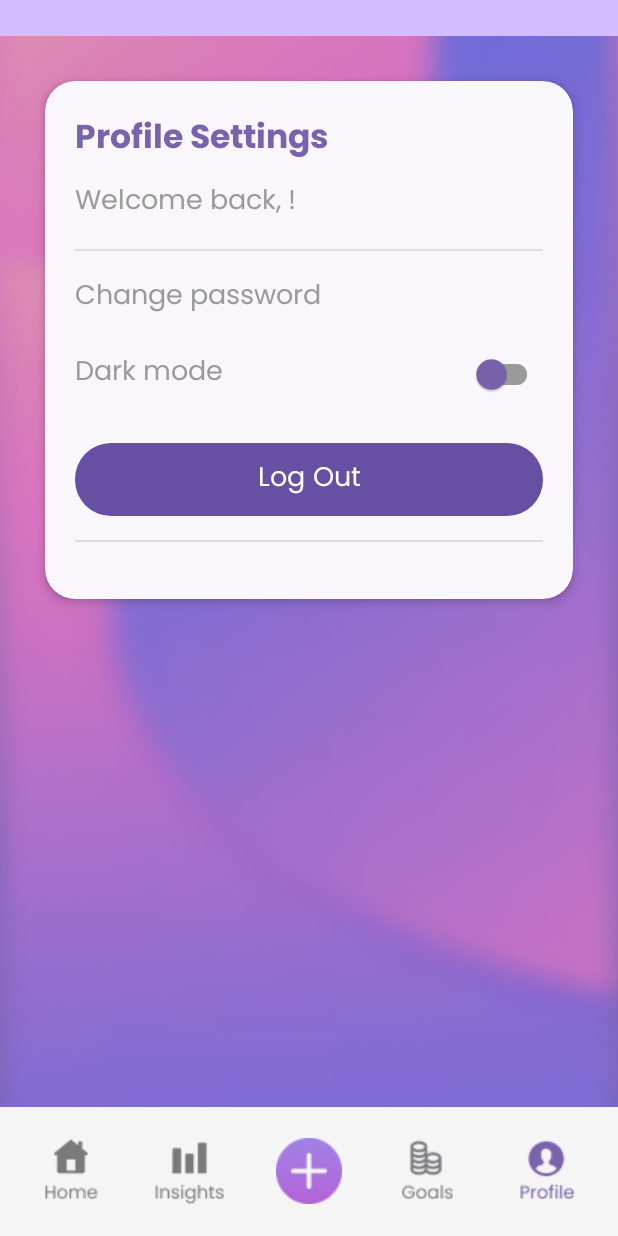
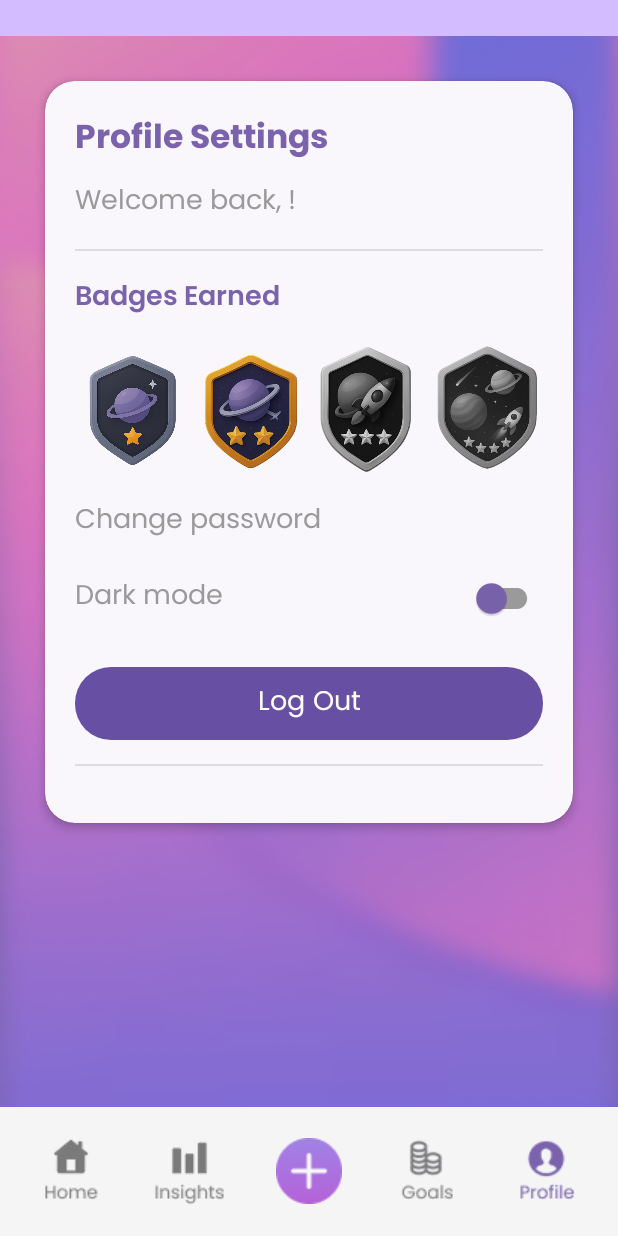
Before and after one commit to st10033925-azrahhabib/Coinverse, an Android app: the Profile screen opened directly, with no data from a screen before it, on a phone screen of 412 x 824 dp. Run offline under Robolectric (Android 15) with nearby library versions, the phone set to English and light mode, and no system bars; our stand-ins replace Firebase (no records; nobody signed in at launch, a user with empty details on screens opened directly).

Commit message:
removed some unused files, added badge files, updated profile page with badge section and logic

```diff
--- a/app/src/main/java/vcmsa/projects/coinverse/Profile.kt
+++ b/app/src/main/java/vcmsa/projects/coinverse/Profile.kt
@@ -1,9 +1,12 @@
 package vcmsa.projects.coinverse
 
 import android.content.Intent
+import android.graphics.ColorMatrix
+import android.graphics.ColorMatrixColorFilter
 import android.os.Bundle
 import android.widget.Button
 import android.widget.ImageButton
+import android.widget.ImageView
 import android.widget.TextView
 import android.widget.Toast
 import androidx.activity.enableEdgeToEdge
@@ -36,6 +39,63 @@ class Profile : AppCompatActivity() {
 
         navigationBar()
         logout()
+        updateBadges()
+    }
+
+    private fun updateBadges() {
+        val totalSaved = getTotalSavings()
+        val badgesEarned = (totalSaved / 1000).toInt().coerceAtMost(4) // 4 badges
+
+        val badgeViews = listOf(
+            findViewById<ImageView>(R.id.badge1),
+            findViewById<ImageView>(R.id.badge2),
+            findViewById<ImageView>(R.id.badge3),
+            findViewById<ImageView>(R.id.badge4)
+        )
+
+        val badgeDrawables = listOf(
+            R.drawable.badge_1,
+            R.drawable.badge_2,
+            R.drawable.badge_3,
+            R.drawable.badge_4
+        )
+        // badge desc
+        val badgeDescriptions = listOf(
+            "Save R1,000.",
+            "Save R2,000.",
+            "Save R3,000.",
+            "Save R4,000."
+        )
+
+        for (i in badgeViews.indices) {
+            val badgeView = badgeViews[i]
+            badgeView.setImageResource(badgeDrawables[i])
+
+            val matrix = ColorMatrix()
+            if (i < badgesEarned) {
+                badgeView.colorFilter = null // full colour for earned
+            } else {
+                matrix.setSaturation(0f) // grayscale for locked
+                badgeView.colorFilter = ColorMatrixColorFilter(matrix)
+            }
+
+            // toast messages for badges
+            badgeView.setOnClickListener {
+                val message = if (i < badgesEarned) {
+                    "✓ You’ve earned this badge!\n${badgeDescriptions[i]}"
+                } else {
+                    "🔒 Locked badge\nHow to earn: ${badgeDescriptions[i]}"
+                }
+                Toast.makeText(this, message, Toast.LENGTH_LONG).show()
+            }
+        }
+    }
+
+    // temp hardcoded savings
+    private fun getTotalSavings(): Double {
+        // replace w firebase stuff later
+        val savingsList = listOf(500.0, 850.0, 200.0, 700.0) // total = 2250
+        return savingsList.sum()
     }
 
     //Logout
--- a/app/src/main/res/drawable/icon_selector.xml
+++ /dev/null
@@ -1,6 +0,0 @@
-<shape xmlns:android="http://schemas.android.com/apk/res/android"
-    android:shape="rectangle">
-    <solid android:color="#DDDDFF"/>
-    <corners android:radius="16dp"/>
-    <stroke android:width="2dp" android:color="#6200EE"/>
-</shape>
--- a/app/src/main/res/drawable/selected_border.xml
+++ /dev/null
@@ -1,6 +0,0 @@
-<shape xmlns:android="http://schemas.android.com/apk/res/android"
-    android:shape="rectangle">
-    <solid android:color="@android:color/transparent"/>
-    <stroke android:width="2dp" android:color="#5C2D91"/>
-    <corners android:radius="8dp"/>
-</shape>
--- a/app/src/main/res/layout/activity_profile.xml
+++ b/app/src/main/res/layout/activity_profile.xml
@@ -64,6 +64,58 @@
                 android:layout_height="1dp"
                 android:background="#DDD"
                 android:layout_marginBottom="16dp" />
+
+            <TextView
+                android:layout_width="match_parent"
+                android:layout_height="wrap_content"
+                android:text="Badges Earned"
+                android:fontFamily="@font/poppinssemibold"
+                android:textColor="#7A63AC"
+                android:textSize="18sp"
+                android:layout_marginBottom="8dp" />
+
+            <LinearLayout
+                android:id="@+id/badgeContainer"
+                android:layout_width="match_parent"
+                android:layout_height="wrap_content"
+                android:orientation="horizontal"
+                android:gravity="center"
+                android:layout_marginBottom="16dp"
+                android:layout_marginTop="4dp">
+
+                <ImageView
+                    android:id="@+id/badge1"
+                    android:layout_width="90dp"
+                    android:layout_height="90dp"
+                    android:layout_marginEnd="-12dp"
+                    android:contentDescription="Badge 1"
+                    android:src="@drawable/badge_1" />
+
+                <ImageView
+                    android:id="@+id/badge2"
+                    android:layout_width="90dp"
+                    android:layout_height="90dp"
+                    android:layout_marginEnd="-10dp"
+                    android:src="@drawable/badge_2"
+                    android:contentDescription="Badge 2" />
+
+                <ImageView
+                    android:id="@+id/badge3"
+                    android:layout_width="90dp"
+                    android:layout_height="90dp"
+                    android:layout_marginStart="-4dp"
+                    android:src="@drawable/badge_3"
+                    android:contentDescription="Badge 3" />
+
+                <ImageView
+                    android:id="@+id/badge4"
+                    android:layout_width="85dp"
+                    android:layout_height="85dp"
+                    android:layout_marginStart="-5dp"
+                    android:src="@drawable/badge_4"
+                    android:contentDescription="Badge 4" />
+            </LinearLayout>
+
 
             <LinearLayout
                 android:layout_width="match_parent"
```
Also changed, not shown: app/src/main/res/drawable/badge_1.png (added), app/src/main/res/drawable/badge_2.png (added), app/src/main/res/drawable/badge_3.png (added), app/src/main/res/drawable/badge_4.png (added).
